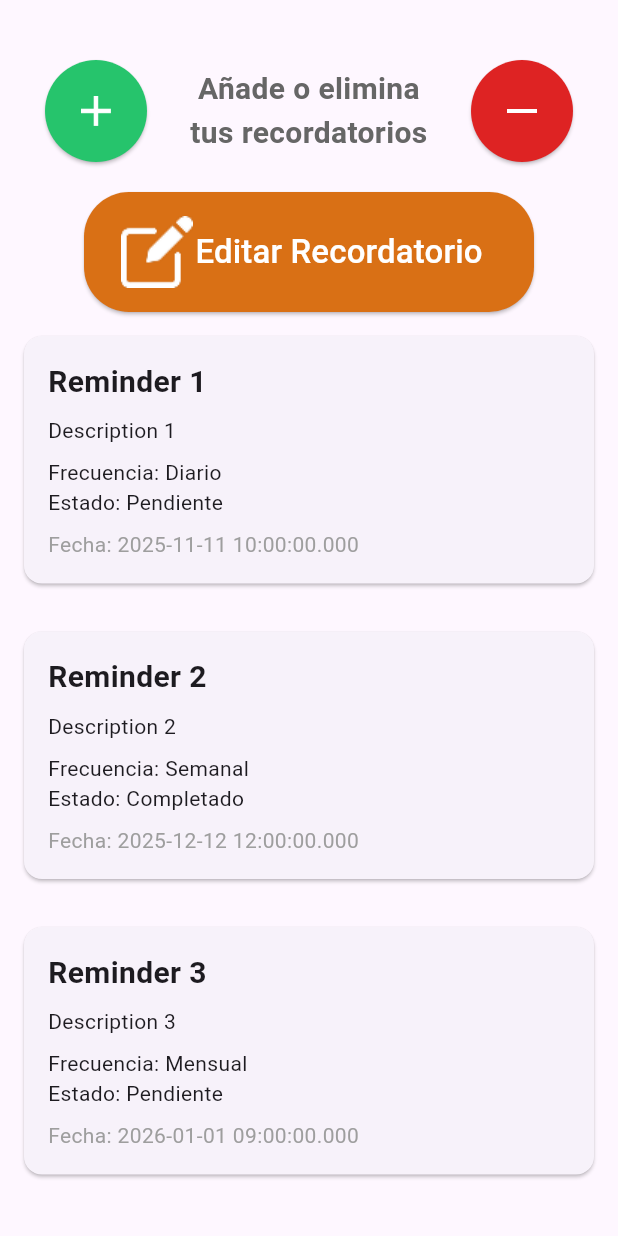
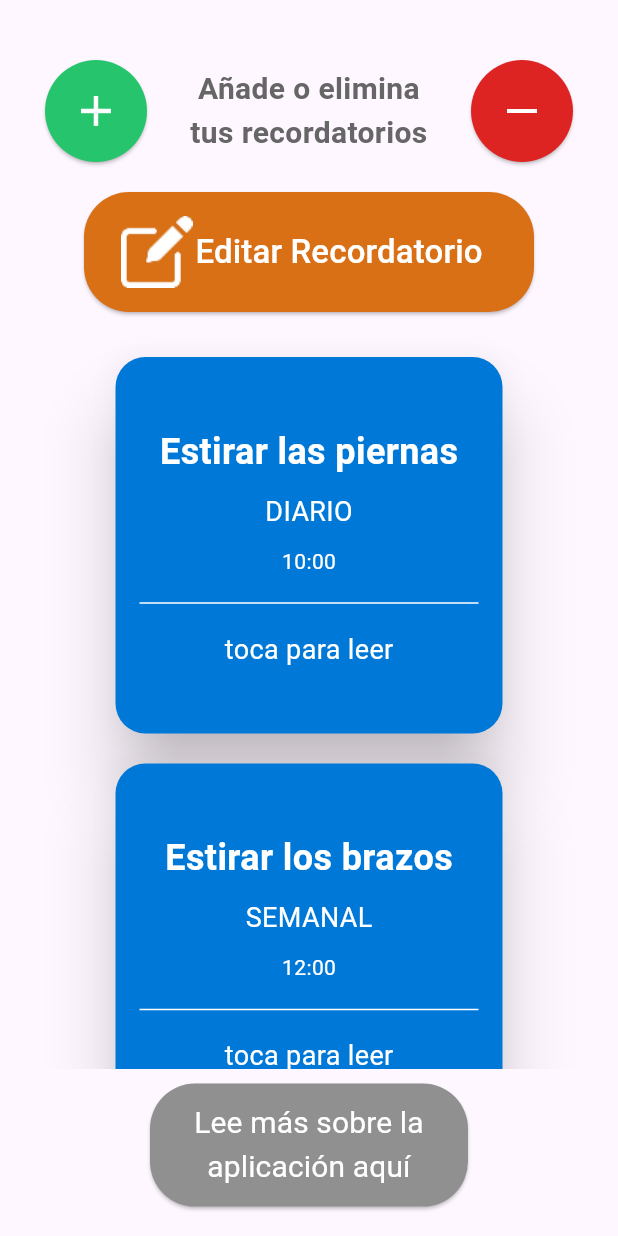
Before and after one commit to godie787/reminder_assistant_project, a Flutter app: the screen it shows after launch, on a phone screen of 412 x 824 dp. Run offline on Flutter 3.47's test engine with Material 3 defaults, Android fonts, the light colour scheme and no system bars; our stand-ins replace go_router.

Commit message:
feat: Actualizar la lógica de recordatorios y mejorar la interfaz de usuario, implementación de casos de uso para eliminar, implementación de go_router.

```diff
--- /dev/null
+++ b/lib/config/router/app_router.dart
@@ -0,0 +1,23 @@
+import 'package:flutter/material.dart';
+import 'package:go_router/go_router.dart';
+import 'package:reminder_assistant/presentation/screens/home_screen.dart';
+import 'package:reminder_assistant/presentation/screens/login_screen.dart';
+
+final GoRouter appRouter = GoRouter(
+  routes: <RouteBase>[
+    GoRoute(
+      path: '/',
+      builder: (BuildContext context, GoRouterState state) {
+        return const HomeScreen();
+      },
+      routes: <RouteBase>[
+        GoRoute(
+          path: 'login',
+          builder: (BuildContext context, GoRouterState state) {
+            return const LoginScreen();
+          },
+        ),
+      ],
+    ),
+  ],
+);
--- a/lib/domain/repositories/reminder_repository.dart
+++ b/lib/domain/repositories/reminder_repository.dart
@@ -1,7 +1,7 @@
 import 'package:reminder_assistant/domain/entities/reminder/reminder.dart';
 
 abstract class ReminderRepository {
-  Future<Reminder> getReminderById(String id);
+  Future<Reminder> getReminderById(int id);
 
   Future<List<Reminder>> getAllReminders();
 
@@ -9,5 +9,5 @@ abstract class ReminderRepository {
 
   Future<Reminder> updateReminder(Reminder reminder);
 
-  Future<Reminder> deleteReminder(String id);
+  Future<void> deleteReminder(int id);
 }
--- a/lib/domain/use_cases/reminder/reminder_use_case.dart
+++ b/lib/domain/use_cases/reminder/reminder_use_case.dart
@@ -6,7 +6,7 @@ class ReminderUseCase {
 
   ReminderUseCase({required this.reminderRepository});
 
-  Future<Reminder> getReminderById(String id) {
+  Future<Reminder> getReminderById(int id) {
     return reminderRepository.getReminderById(id);
   }
 
@@ -22,7 +22,7 @@ class ReminderUseCase {
     return reminderRepository.updateReminder(reminder);
   }
 
-  Future<Reminder> deleteReminder(String id) {
+  Future<void> deleteReminder(int id) {
     return reminderRepository.deleteReminder(id);
   }
 }
--- a/lib/infraestructure/datasources/reminder_local_datasource.dart
+++ b/lib/infraestructure/datasources/reminder_local_datasource.dart
@@ -2,28 +2,52 @@ class ReminderLocalDataSource {
   final List<Map<String, dynamic>> _localReminders = [
     {
       'id': 1,
-      'title': 'Reminder 1',
-      'description': 'Description 1',
+      'title': 'Estirar las piernas',
+      'description': 'Hacer una pausa para estirar las piernas y mejorar la circulación',
       'dateTime': '2025-11-11T10:00:00Z',
       'frequency': 'Diario',
       'status': 'Pendiente'
     },
     {
       'id': 2,
-      'title': 'Reminder 2',
-      'description': 'Description 2',
+      'title': 'Estirar los brazos',
+      'description': 'Hacer una pausa para estirar los brazos y aliviar la tensión',
       'dateTime': '2025-12-12T12:00:00Z',
       'frequency': 'Semanal',
       'status': 'Completado'
     },
     {
       'id': 3,
-      'title': 'Reminder 3',
-      'description': 'Description 3',
+      'title': 'Estirar la espalda',
+      'description': 'Hacer una pausa para estirar la espalda y aliviar la tensión',
       'dateTime': '2026-01-01T09:00:00Z',
       'frequency': 'Mensual',
       'status': 'Pendiente'
-    }
+    },
+    {
+      'id': 4,
+      'title': 'Caminar un poco',
+      'description': 'Hacer una pausa para caminar un poco y mejorar la circulación',
+      'dateTime': '2026-02-14T15:30:00Z',
+      'frequency': 'Anual',
+      'status': 'Completado'
+    },
+    {
+      'id': 5,
+      'title': 'Beber agua',
+      'description': 'Hacer una pausa para beber agua y mantenerse hidratado',
+      'dateTime': '2026-03-03T08:45:00Z',
+      'frequency': 'Diario',
+      'status': 'Pendiente'
+    },
+    {
+      'id': 6,
+      'title': 'Descansar la vista',
+      'description': 'Hacer una pausa para descansar la vista y reducir la fatiga ocular',
+      'dateTime': '2026-04-20T14:15:00Z',
+      'frequency': 'Semanal',
+      'status': 'Completado'
+    },
   ];
 
   Future<List<Map<String, dynamic>>> getAll() async {
@@ -31,10 +55,15 @@ class ReminderLocalDataSource {
     return _localReminders;
   }
 
-  Future<Map<String, dynamic>?> getById(String id) async {
+  Future<Map<String, dynamic>?> getById(int id) async {
     return _localReminders.firstWhere(
-      (e) => e['id'].toString() == id,
+      (e) => e['id'] == id,
       orElse: () => {},
     );
   }
+
+  Future<void> deleteById(int id) async {
+    _localReminders.removeWhere((e) => e['id'] == id);
+  }
+
 }
--- a/lib/infraestructure/repositories/reminder_repository_impl.dart
+++ b/lib/infraestructure/repositories/reminder_repository_impl.dart
@@ -9,8 +9,8 @@ class ReminderRepositoryImpl implements ReminderRepository {
 
   @override
   Future<List<Reminder>> getAllReminders() async {
-    final list = await reminderLocalDataSource.getAll();
-    return list.map((json) {
+    final reminders = await reminderLocalDataSource.getAll();
+    return reminders.map((json) {
       return Reminder(
         id: json['id'],
         title: json['title'],
@@ -23,15 +23,15 @@ class ReminderRepositoryImpl implements ReminderRepository {
   }
 
   @override
-  Future<Reminder> getReminderById(String id) async {
-    final json = await reminderLocalDataSource.getById(id);
+  Future<Reminder> getReminderById(int id) async {
+    final reminder = await reminderLocalDataSource.getById(id);
     return Reminder(
-      id: json!['id'],
-      title: json['title'],
-      description: json['description'],
-      dateTime: DateTime.parse(json['dateTime']),
-      frequency: json['frequency'],
-      status: json['status'],
+      id: reminder!['id'],
+      title: reminder['title'],
+      description: reminder['description'],
+      dateTime: DateTime.parse(reminder['dateTime']),
+      frequency: reminder['frequency'],
+      status: reminder['status'],
     );
   }
 
@@ -46,7 +46,11 @@ class ReminderRepositoryImpl implements ReminderRepository {
   }
 
   @override
-  Future<Reminder> deleteReminder(String id) {
-    throw UnimplementedError();
+  Future<void> deleteReminder(int id) async {
+    final reminderExists = await reminderLocalDataSource.getById(id);
+    if (reminderExists == null) {
+      throw Exception('Reminder with id $id not found');
+    }
+    await reminderLocalDataSource.deleteById(id);
   }
 }
--- a/lib/main.dart
+++ b/lib/main.dart
@@ -1,7 +1,7 @@
 import 'package:flutter/material.dart';
 import 'package:provider/provider.dart';
 import 'package:reminder_assistant/app_dependencies.dart';
-import 'package:reminder_assistant/presentation/screens/home_screen.dart';
+import 'package:reminder_assistant/config/router/app_router.dart';
 import 'package:reminder_assistant/providers/reminder_provider.dart';
 
 void main() {
@@ -23,9 +23,9 @@ class MainApp extends StatelessWidget {
             ..fetchReminders(),
         ),
       ],
-      child: const MaterialApp(
+      child: MaterialApp.router(
         debugShowCheckedModeBanner: false,
-        home: Scaffold(body: HomeScreen()),
+        routerConfig: appRouter,
       ),
     );
   }
--- a/lib/presentation/screens/home_screen.dart
+++ b/lib/presentation/screens/home_screen.dart
@@ -1,9 +1,10 @@
 import 'package:flutter/material.dart';
 import 'package:provider/provider.dart';
-import 'package:reminder_assistant/constants/messages.dart';
+import 'package:reminder_assistant/domain/entities/reminder/reminder.dart';
 import 'package:reminder_assistant/presentation/widgets/home/edit_reminder.dart';
 import 'package:reminder_assistant/presentation/widgets/home/header_section.dart';
-import 'package:reminder_assistant/presentation/widgets/home/reminder_card.dart';
+import 'package:reminder_assistant/presentation/widgets/home/home_reminders_section.dart';
+import 'package:reminder_assistant/presentation/widgets/home/read_more_button.dart';
 import 'package:reminder_assistant/providers/reminder_provider.dart';
 
 class HomeScreen extends StatelessWidget {
@@ -12,17 +13,47 @@ class HomeScreen extends StatelessWidget {
   @override
   Widget build(BuildContext context) {
     final reminderProvider = context.watch<ReminderProvider>();
-
+    final isEditing = reminderProvider.isEditing;
+    final isDeleting = reminderProvider.isDeleting;
+    final reminders = reminderProvider.reminders;
     void redirectToAddReminder() {
       print('redireccionar a la pantalla de agregar recordatorio');
     }
 
-    void redirectToDeleteReminder() {
-      print('redireccionar a la pantalla de eliminar recordatorio');
+    void editReminder() {
+      if (isDeleting) {
+        reminderProvider.setIsDeleting(false);
+        return;
+      }
+
+      if (isEditing) {
+        reminderProvider.setIsEditing(false);
+        return;
+      }
+      reminderProvider.setIsEditing(true);
     }
 
-    void editReminder() {
-      print('Implementar lógica para editar recordatorios');
+    void isDeletingReminder() {
+      if (isEditing) {
+        reminderProvider.setIsEditing(false);
+        return;
+      }
+
+      if (reminderProvider.isDeleting) {
+        reminderProvider.setIsDeleting(false);
+        return;
+      }
+      reminderProvider.setIsDeleting(true);
+    }
+
+    void handleCardAction(Reminder reminder) {
+      if (isEditing) {
+        print('Editar recordatorio ${reminder.title}');
+      } else if (isDeleting) {
+        reminderProvider.deleteReminder(reminder.id);
+      } else {
+        print('Leer recordatorio ${reminder.title}');
+      }
     }
 
     return Scaffold(
@@ -31,30 +62,19 @@ class HomeScreen extends StatelessWidget {
       children: [
         HeaderSection(
           redirectToAdd: redirectToAddReminder,
-          redirectToDelete: redirectToDeleteReminder,
+          isDeletingReminder: isDeletingReminder,
         ),
         SizedBox(height: 20),
         EditReminder(editReminder: editReminder),
-        Expanded(child: _builListView(reminderProvider)),
+        SizedBox(height: 10),
+        RemindersListView(
+            reminders: reminders,
+            isEditing: isEditing,
+            isDeleting: isDeleting,
+            onCardTap: handleCardAction),
+        SizedBox(height: 10),
+        ReadMoreButton(),
       ],
     )));
   }
-
-  Widget _builListView(ReminderProvider reminderProvider) {
-    if (reminderProvider.initialLoading) {
-      return const Center(child: CircularProgressIndicator());
-    }
-
-    if (reminderProvider.reminders.isEmpty) {
-      return const Center(child: Text(Messages.emptyReminders));
-    }
-
-    return ListView.builder(
-      itemCount: reminderProvider.reminders.length,
-      itemBuilder: (context, index) {
-        final reminder = reminderProvider.reminders[index];
-        return ReminderCard(reminder: reminder);
-      },
-    );
-  }
 }
--- a/lib/presentation/widgets/home/header_section.dart
+++ b/lib/presentation/widgets/home/header_section.dart
@@ -3,10 +3,10 @@ import 'package:reminder_assistant/presentation/widgets/home/add_or_delete_butto
 
 class HeaderSection extends StatelessWidget {
   final VoidCallback redirectToAdd;
-  final VoidCallback redirectToDelete;
+  final VoidCallback isDeletingReminder;
 
   const HeaderSection(
-      {super.key, required this.redirectToAdd, required this.redirectToDelete});
+      {super.key, required this.redirectToAdd, required this.isDeletingReminder});
 
   @override
   Widget build(BuildContext context) {
@@ -36,7 +36,7 @@ class HeaderSection extends StatelessWidget {
               imagePath: 'assets/images/deleteReminder.png',
               color: Color(0xffDE2323),
               name: 'delete',
-              onPressed: redirectToDelete,
+              onPressed: isDeletingReminder,
             ),
           ],
         ));
--- /dev/null
+++ b/lib/presentation/widgets/home/home_reminders_section.dart
@@ -0,0 +1,49 @@
+import 'package:flutter/material.dart';
+import 'package:reminder_assistant/constants/messages.dart';
+import 'package:reminder_assistant/domain/entities/reminder/reminder.dart';
+import 'package:reminder_assistant/presentation/widgets/home/reminder_card.dart';
+
+class RemindersListView extends StatelessWidget {
+  final List reminders;
+  final bool isEditing;
+  final bool isDeleting;
+  final Function(Reminder) onCardTap;
+
+  const RemindersListView(
+      {super.key,
+      required this.reminders,
+      required this.isEditing,
+      required this.isDeleting,
+      required this.onCardTap});
+
+  @override
+  Widget build(BuildContext context) {
+
+    final size = MediaQuery.of(context).size;
+
+    if (reminders.isEmpty) {
+      return Container(
+          height: size.height * 0.6,
+          color: Colors.transparent,
+          child: const Center(child: Text(Messages.emptyReminders)));
+    }
+
+    return Container(
+      height: size.height * 0.6,
+      color: Colors.transparent,
+      child: ListView.builder(
+        padding: const EdgeInsets.only(top: 20),
+        itemCount: reminders.length,
+        itemBuilder: (context, index) {
+          final reminder = reminders[index];
+          return ReminderCard(
+            reminder: reminder,
+            isEditing: isEditing,
+            isDeleting: isDeleting,
+            onTap: onCardTap,
+          );
+        },
+      ),
+    );
+  }
+}
--- /dev/null
+++ b/lib/presentation/widgets/home/read_more_button.dart
@@ -0,0 +1,33 @@
+import 'package:flutter/material.dart';
+
+class ReadMoreButton extends StatelessWidget {
+  const ReadMoreButton({super.key});
+
+  @override
+  Widget build(BuildContext context) {
+    return SizedBox(
+      height: 82,
+      width: 212,
+      child: ElevatedButton(
+        onPressed: () {},
+        style: ElevatedButton.styleFrom(
+          backgroundColor: Color(0xFF909090),
+          shape: RoundedRectangleBorder(
+            borderRadius: BorderRadius.circular(30),
+          ),
+        ),
+        child: Center(
+          child: Text(
+            'Lee más sobre la aplicación aquí',
+            textAlign: TextAlign.center,
+            style: TextStyle(
+              fontSize: 20,
+              fontWeight: FontWeight.w400,
+              color: Color(0xFFFFFFFF),
+            ),
+          ),
+        ),
+      ),
+    );
+  }
+}
--- a/lib/presentation/widgets/home/reminder_card.dart
+++ b/lib/presentation/widgets/home/reminder_card.dart
@@ -1,35 +1,114 @@
 import 'package:flutter/material.dart';
 import 'package:reminder_assistant/domain/entities/reminder/reminder.dart';
+import 'package:reminder_assistant/utils/date_utils.dart';
 
 class ReminderCard extends StatelessWidget {
   final Reminder? reminder;
+  final bool isEditing;
+  final bool isDeleting;
+  final Function(Reminder) onTap;
 
-  const ReminderCard({super.key, this.reminder});
+  const ReminderCard(
+      {super.key,
+      this.reminder,
+      required this.isEditing,
+      required this.isDeleting,
+      required this.onTap});
 
   @override
   Widget build(BuildContext context) {
-    return Card(
-      margin: const EdgeInsets.all(16.0),
+    return Center(
+      child: SizedBox(
+        width: 258,
+        height: 271,
+        child: GestureDetector(
+          onTap: () => onTap(reminder!),
+          child: Card(
+            color: Color(0xFF0078D7),
+            margin: const EdgeInsets.only(bottom: 20),
+            shape: RoundedRectangleBorder(
+              borderRadius: BorderRadius.circular(20),
+              side: BorderSide(
+                color: isEditing
+                    ? Color(0xffD97015)
+                    : isDeleting
+                        ? Color(0xffDE2323)
+                        : Colors.transparent,
+                width: isEditing
+                    ? 4
+                    : isDeleting
+                        ? 4
+                        : 0,
+              ),
+            ),
+            elevation: 20,
+            shadowColor: isEditing
+                ? Color(0xffD97015)
+                : isDeleting
+                    ? Color(0xffDE2323)
+                    : Colors.black,
             child: Padding(
               padding: const EdgeInsets.all(16.0),
               child: Column(
-          crossAxisAlignment: CrossAxisAlignment.start,
                 children: [
-            Text(
+                  Container(
+                    margin: const EdgeInsets.only(bottom: 10, top: 30),
+                    child: Center(
+                      child: Text(
                         reminder!.title,
-              style: const TextStyle(fontSize: 20, fontWeight: FontWeight.bold),
+                        style: TextStyle(
+                          fontSize: 24,
+                          fontWeight: FontWeight.bold,
+                          color: Color(0xFFFFFFFF),
                         ),
-            const SizedBox(height: 8),
-            Text(reminder!.description),
-            const SizedBox(height: 8),
-            Text('Frecuencia: ${reminder!.frequency}'),
-            Text('Estado: ${reminder!.status}'),
-            const SizedBox(height: 8),
-            Text(
-              'Fecha: ${reminder!.dateTime.toLocal()}',
-              style: const TextStyle(color: Colors.grey),
+                      ),
+                    ),
+                  ),
+                  Container(
+                    margin: const EdgeInsets.only(bottom: 10),
+                    child: Text(
+                      (reminder!.frequency).toUpperCase(),
+                      style: TextStyle(
+                        fontSize: 18,
+                        color: Color(0xFFFFFFFF),
+                      ),
+                    ),
+                  ),
+                  Container(
+                    margin: const EdgeInsets.only(bottom: 10),
+                    child: Center(
+                      child: Text(
+                        '${MyDateUtils.getHourFromDate(reminder!.dateTime)}:${MyDateUtils.getMinutesFromDate(reminder!.dateTime)}',
+                        style: TextStyle(
+                          fontSize: 14,
+                          color: Color(0xFFFFFFFF),
+                          fontWeight: FontWeight.w400,
+                        ),
+                      ),
+                    ),
+                  ),
+                  Divider(
+                    color: Color(0xFFFFFFFF),
+                    thickness: 1,
+                  ),
+                  Container(
+                    margin: const EdgeInsets.only(top: 10),
+                    child: Text(
+                      isEditing
+                          ? 'toca para editar'
+                          : isDeleting
+                              ? 'toca para eliminar'
+                              : 'toca para leer',
+                      style: TextStyle(
+                        fontSize: 18,
+                        color: Color(0xFFFFFFFF),
+                      ),
+                    ),
                   ),
                 ],
+              ),
+            ),
+          ),
         ),
       ),
     );
--- a/lib/providers/reminder_provider.dart
+++ b/lib/providers/reminder_provider.dart
@@ -10,6 +10,19 @@ class ReminderProvider extends ChangeNotifier {
   bool initialLoading = true;
   List<Reminder> reminders = [];
 
+  bool isEditing = false;
+  bool isDeleting = false;
+
+  void setIsEditing(bool editing) {
+    isEditing = editing;
+    notifyListeners();
+  }
+
+  void setIsDeleting(bool deleting) {
+    isDeleting = deleting;
+    notifyListeners();
+  }
+
   Future<void> fetchReminders() async {
     initialLoading = true;
     notifyListeners();
@@ -19,4 +32,9 @@ class ReminderProvider extends ChangeNotifier {
     initialLoading = false;
     notifyListeners();
   }
+
+  Future<void> deleteReminder(int id) async {
+    await reminderUseCase.deleteReminder(id);
+    await fetchReminders();
+  }
 }
--- /dev/null
+++ b/lib/utils/date_utils.dart
@@ -0,0 +1,38 @@
+import 'package:intl/intl.dart';
+
+class MyDateUtils {
+  static String formatDate(DateTime date) {
+    return DateFormat('dd/MM/yyyy').format(date);
+  }
+
+  static int getDayFromDate(DateTime date) {
+    return date.day;
+  }
+
+  static int getMonthFromDate(DateTime date) {
+    return date.month;
+  }
+
+  static int getYearFromDate(DateTime date) {
+    return date.year;
+  }
+
+  static int getHourFromDate(DateTime date) {
+    return date.hour;
+  }
+
+  static getMinutesFromDate(DateTime date) {
+    if (date.minute == 0) {
+      return '00';
+    }
+    return date.minute;
+  }
+
+  static DateTime convertToDate(String dateString) {
+    return DateFormat('yyyy-MM-dd').parse(dateString);
+  }
+
+  static DateTime getCurrentDate() {
+    return DateTime.now();
+  }
+}
--- a/pubspec.yaml
+++ b/pubspec.yaml
@@ -9,6 +9,8 @@ environment:
 dependencies:
   flutter:
     sdk: flutter
+  go_router: ^16.1.0
+  intl: ^0.20.2
   provider: ^6.1.5+1
 
 dev_dependencies:
```
Also changed, not shown: pubspec.lock. Lines whose indentation alone changed are shown as unchanged.
